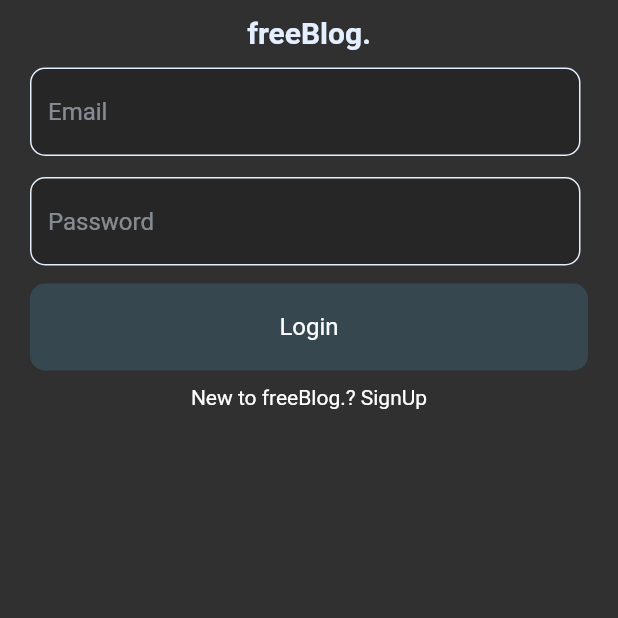
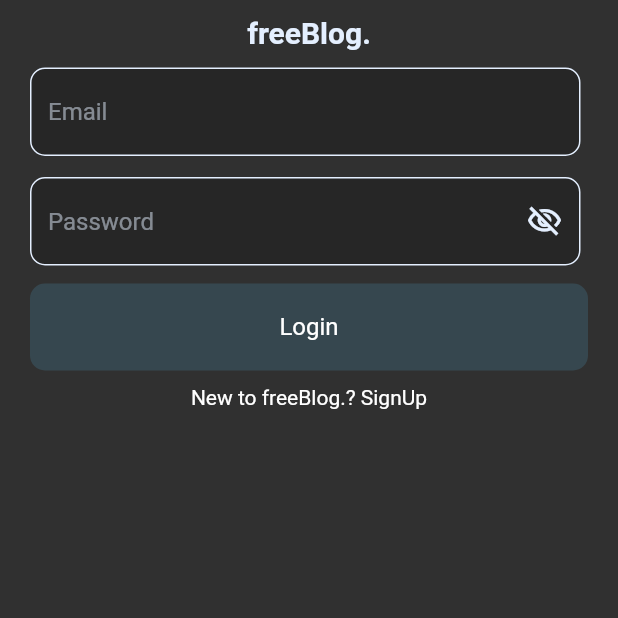
Before and after one commit to Akinsola1/freeBlog., a Flutter app: the screen it shows after launch, on a phone screen of 412 x 824 dp, the top half of it. Run offline on Flutter 3.47's test engine with Material 2 defaults, Android fonts, the phone set to English and light mode, and no system bars; our stand-ins replace cloud_firestore, firebase_auth, firebase_core, firebase_storage, image_picker; missing offline and left inert: shake; accounts and stored records are empty; Roboto replaces fonts that are missing (Poppins, urbanist); key blocks and very long unbroken strings in the code were emptied for the run.

```diff
--- a/lib/screens/loginscreen.dart
+++ b/lib/screens/loginscreen.dart
@@ -10,6 +10,7 @@ import 'package:free_blog/widget/customButton.dart';
 import 'package:free_blog/widget/customForm.dart';
 
 import '../utils/utils.dart';
+import '../utils/validator.dart';
 
 class LoginScreen extends StatefulWidget {
   const LoginScreen({super.key});
@@ -21,13 +22,16 @@ class LoginScreen extends StatefulWidget {
 class _LoginScreenState extends State<LoginScreen> {
   final TextEditingController _emailController = TextEditingController();
   final TextEditingController _passwordController = TextEditingController();
+  final loginKey = GlobalKey<FormState>();
+
   bool _loading = false;
   void loginUser() async {
     setState(() {
       _loading = true;
     });
     String res = await AuthMethod().loginUser(
-        email: _emailController.text.trim(), password: _passwordController.text.trim());
+        email: _emailController.text.trim(),
+        password: _passwordController.text.trim());
     if (res == 'success') {
       Navigator.of(context).pushAndRemoveUntil(
           MaterialPageRoute(
@@ -50,7 +54,9 @@ class _LoginScreenState extends State<LoginScreen> {
   Widget build(BuildContext context) {
     Size size = MediaQuery.of(context).size;
     return Scaffold(
-      body: Center(
+      body: Form(
+        key: loginKey,
+        child: Center(
           child: SizedBox(
             width: screenDetector.isMobile(context) ? size.width : size.width / 2,
             child: Padding(
@@ -68,6 +74,8 @@ class _LoginScreenState extends State<LoginScreen> {
                 CustomTextField(
                   controller: _emailController,
                   hintText: "Email",
+                  autovalidateMode: AutovalidateMode.onUserInteraction,
+                  validator: (value) => Validators().validateEmail(value!),
                 ),
                 const SizedBox(
                   height: 10,
@@ -75,6 +83,7 @@ class _LoginScreenState extends State<LoginScreen> {
                 CustomTextField(
                   controller: _passwordController,
                   hintText: "Password",
+                  obscureText: true,
                 ),
                 const SizedBox(
                   height: 10,
@@ -82,6 +91,8 @@ class _LoginScreenState extends State<LoginScreen> {
                 CustomButton(
                     loading: _loading,
                     onTap: () {
+                      if (!loginKey.currentState!.validate()) return;
+
                       loginUser();
                     },
                     label: "Login"),
@@ -100,6 +111,7 @@ class _LoginScreenState extends State<LoginScreen> {
             ),
           ),
         ),
+      ),
     );
   }
 }
--- a/lib/screens/profileScreen.dart
+++ b/lib/screens/profileScreen.dart
@@ -230,7 +230,7 @@ class _ProfileScreenState extends State<ProfileScreen> {
                                       padding: const EdgeInsets.symmetric(
                                           vertical: 5, horizontal: 20),
                                       child: Text(
-                                        isFollowing ? "Following" : "Follow",
+                                        isFollowing ? "Unfollow" : "Follow",
                                         style: AppFonts.bodyBlack.copyWith(
                                             fontWeight: FontWeight.w200),
                                       ),
--- a/lib/widget/individualCommentWidget.dart
+++ b/lib/widget/individualCommentWidget.dart
@@ -38,7 +38,7 @@ class IndividualCommentWidget extends StatelessWidget {
             Row(
               children: [
                 Text(
-                  "${snap["username"]} • ",
+                  "${snap["username"]}•",
                   style: AppFonts.bodyBlack
                       .copyWith(fontSize: 14, fontWeight: FontWeight.w600),
                 ),
```
Also changed, not shown: lib/screens/signUpScreen.dart (+20 -2 lines), lib/utils/validator.dart (added, +33 -0 lines), lib/widget/commentWidget.dart (+8 -5 lines), lib/widget/editProfileDialogue.dart (+13 -2 lines). Lines whose indentation alone changed are shown as unchanged.
